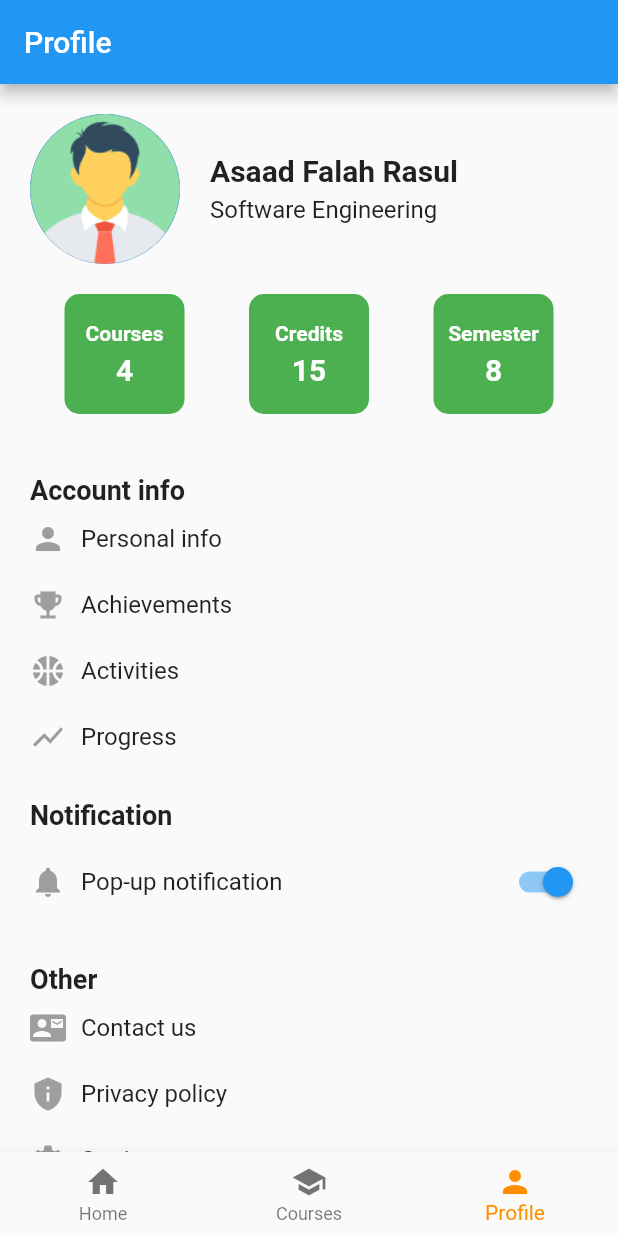
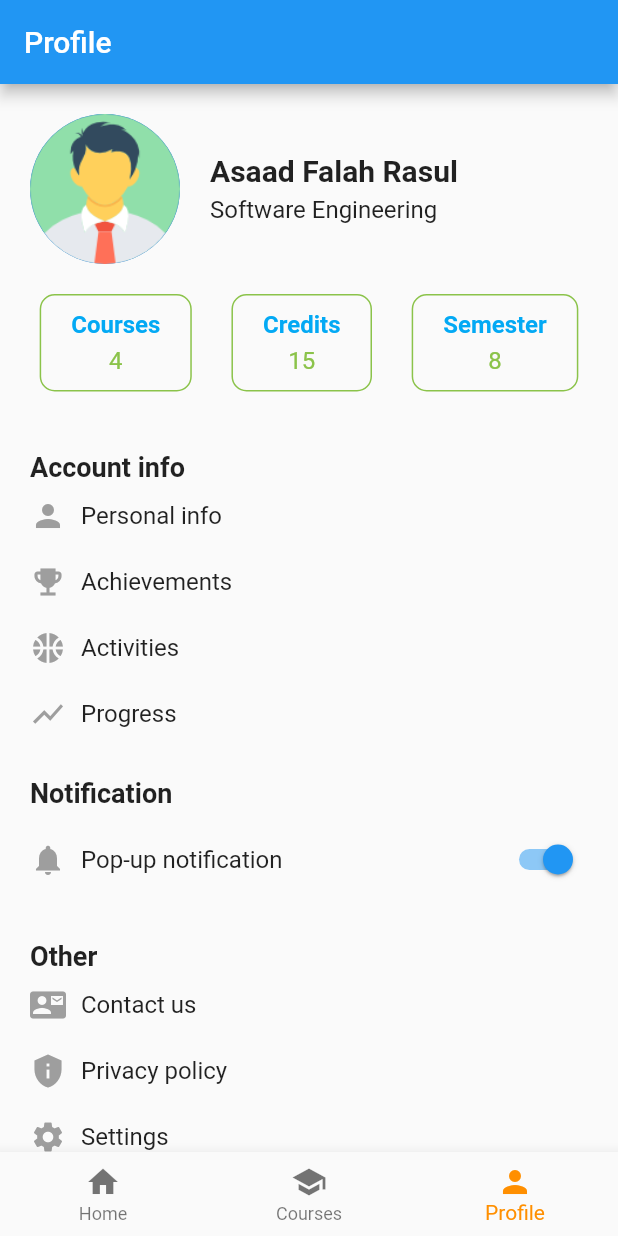
Before and after one commit to Mr-PHo3niX/Smart-College---Flutter-Bootcamp, a Flutter app: the screen it shows after launch, item 3 of the bottom bar chosen, on a phone screen of 412 x 824 dp. Run offline on Flutter 3.47's test engine with Material 2 defaults, Android fonts, the phone set to English and light mode, and no system bars; network calls fail.

Commit message:
final final commit plsss

```diff
--- a/lib/Screens/profile.dart
+++ b/lib/Screens/profile.dart
@@ -145,34 +145,30 @@ class ProfileScreenState extends State<ProfileScreen> {
 
   Widget _buildCourseDataBox(String label, String value) {
     return Container(
-      width: 80.0,
-      height: 80.0,
       decoration: BoxDecoration(
-        color: Colors.green,
         border: Border.all(
-          color: Colors.green,
-          width: 2.0,
+          color: Colors.lightGreen,
         ),
         borderRadius: BorderRadius.circular(10.0),
       ),
+      padding: const EdgeInsets.symmetric(horizontal: 20.0, vertical: 10.0),
       child: Column(
-        mainAxisAlignment: MainAxisAlignment.center,
+        crossAxisAlignment: CrossAxisAlignment.center,
         children: [
           Text(
             label,
             style: const TextStyle(
-              fontSize: 14.0,
+              fontSize: 16.0,
               fontWeight: FontWeight.bold,
-              color: Colors.white,
+              color: Colors.lightBlue,
             ),
           ),
           const SizedBox(height: 5.0),
           Text(
             value,
             style: const TextStyle(
-              fontSize: 20.0,
-              fontWeight: FontWeight.bold,
-              color: Colors.white,
+              fontSize: 16.0,
+              color: Colors.lightGreen,
             ),
           ),
         ],
```
Also changed, not shown: lib/Screens/courses.dart (line endings or trailing spaces), lib/main.dart (line endings or trailing spaces), lib/nav-main.dart (line endings or trailing spaces).
